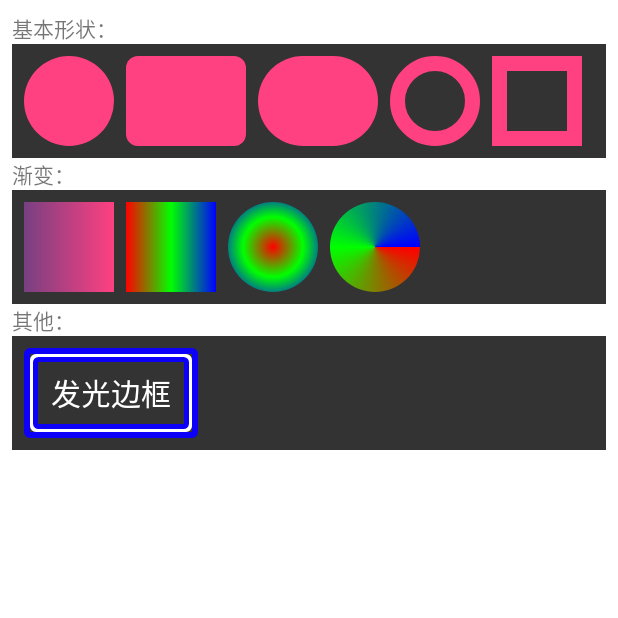
After one commit to sun8829/OdyAndroidStore, an Android app: the ShapeDrawableActivity screen opened directly, with no data from a screen before it, on a phone screen of 412 x 824 dp, the top half of it. The commit adds this screen. Run offline under Robolectric (Android 15) with nearby library versions, the phone set to English and light mode, and no system bars; libraries missing offline, so code that uses them is left out: com.jaeger.library; 1 statement that could not run was skipped.

Commit message:
增加ShapeDrawable

```diff
--- a/app/src/main/AndroidManifest.xml
+++ b/app/src/main/AndroidManifest.xml
@@ -26,6 +26,10 @@
         <activity
             android:name=".coordinator.CoordinatorActivity"
             android:theme="@style/AppTheme.NoActionBar" />
+        <activity
+            android:name=".coordinator.CoordinatorNewActivity"
+            android:theme="@style/AppTheme.NoActionBar" />
+        <activity android:name=".drawable.ShapeDrawableActivity"></activity>
     </application>
 
 </manifest>
--- /dev/null
+++ b/app/src/main/java/com/huaye/odyandroidstore/drawable/ShapeDrawableActivity.java
@@ -0,0 +1,18 @@
+package com.huaye.odyandroidstore.drawable;
+
+import com.huaye.odyandroidstore.R;
+import com.huaye.odyandroidstore.base.BaseActivity;
+
+public class ShapeDrawableActivity extends BaseActivity {
+
+    @Override
+    protected int bindLayout() {
+        return R.layout.activity_shape_drawable;
+    }
+
+    @Override
+    protected void initView() {
+
+    }
+
+}
--- /dev/null
+++ b/app/src/main/res/drawable/shape_circle.xml
@@ -0,0 +1,9 @@
+<?xml version="1.0" encoding="utf-8"?>
+<shape xmlns:android="http://schemas.android.com/apk/res/android"
+    android:shape="oval">
+    <size
+        android:width="@dimen/shape_height"
+        android:height="@dimen/shape_height" />
+    <solid android:color="@color/colorAccent" />
+
+</shape>
--- /dev/null
+++ b/app/src/main/res/drawable/shape_corner.xml
@@ -0,0 +1,9 @@
+<?xml version="1.0" encoding="utf-8"?>
+<shape xmlns:android="http://schemas.android.com/apk/res/android">
+
+    <corners android:radius="8dp" />
+    <size
+        android:width="@dimen/shape_width"
+        android:height="@dimen/shape_height" />
+    <solid android:color="@color/colorAccent" />
+</shape>
--- /dev/null
+++ b/app/src/main/res/drawable/shape_cylinder.xml
@@ -0,0 +1,9 @@
+<?xml version="1.0" encoding="utf-8"?>
+<shape xmlns:android="http://schemas.android.com/apk/res/android">
+
+    <solid android:color="@color/colorAccent" />
+    <size
+        android:width="@dimen/shape_width"
+        android:height="@dimen/shape_height" />
+    <corners android:radius="40dp" />
+</shape>
--- /dev/null
+++ b/app/src/main/res/drawable/shape_glow.xml
@@ -0,0 +1,41 @@
+<?xml version="1.0" encoding="utf-8"?>
+<layer-list xmlns:android="http://schemas.android.com/apk/res/android">
+
+    <item>
+        <shape>
+            <stroke
+                android:width="4dp"
+                android:color="#0C00F9" />
+            <corners android:radius="2dp" />
+        </shape>
+    </item>
+
+    <item
+        android:bottom="4dp"
+        android:left="4dp"
+        android:right="4dp"
+        android:top="4dp">
+        <shape>
+            <stroke
+                android:width="4dp"
+                android:color="#FFF" />
+
+            <corners android:radius="2dp" />
+        </shape>
+    </item>
+
+    <item
+        android:bottom="6dp"
+        android:left="6dp"
+        android:right="6dp"
+        android:top="6dp">
+        <shape>
+            <stroke
+                android:width="3dp"
+                android:color="#0C00F9" />
+
+            <corners android:radius="2dp" />
+        </shape>
+    </item>
+
+</layer-list>
--- /dev/null
+++ b/app/src/main/res/drawable/shape_gradient0.xml
@@ -0,0 +1,7 @@
+<?xml version="1.0" encoding="utf-8"?>
+<shape xmlns:android="http://schemas.android.com/apk/res/android">
+    <gradient
+        android:endColor="@color/colorAccent"
+        android:startColor="#774081"
+        android:type="linear" />
+</shape>
--- /dev/null
+++ b/app/src/main/res/drawable/shape_gradient1.xml
@@ -0,0 +1,8 @@
+<?xml version="1.0" encoding="utf-8"?>
+<shape xmlns:android="http://schemas.android.com/apk/res/android">
+    <gradient
+        android:centerColor="#00ff00"
+        android:endColor="#0000ff"
+        android:startColor="#ff0000"
+        android:type="linear" />
+</shape>
--- /dev/null
+++ b/app/src/main/res/drawable/shape_gradient2.xml
@@ -0,0 +1,11 @@
+<?xml version="1.0" encoding="utf-8"?>
+<shape xmlns:android="http://schemas.android.com/apk/res/android"
+    android:shape="oval">
+    <gradient
+        android:centerColor="#00ff00"
+        android:endColor="#0000ff"
+        android:gradientRadius="40dp"
+        android:startColor="#ff0000"
+        android:type="radial" />
+
+</shape>
--- /dev/null
+++ b/app/src/main/res/drawable/shape_gradient3.xml
@@ -0,0 +1,9 @@
+<?xml version="1.0" encoding="utf-8"?>
+<shape xmlns:android="http://schemas.android.com/apk/res/android"
+    android:shape="oval">
+    <gradient
+        android:centerColor="#00ff00"
+        android:endColor="#0000ff"
+        android:startColor="#ff0000"
+        android:type="sweep" />
+</shape>
--- /dev/null
+++ b/app/src/main/res/drawable/shape_rec_stroke.xml
@@ -0,0 +1,10 @@
+<?xml version="1.0" encoding="utf-8"?>
+<shape xmlns:android="http://schemas.android.com/apk/res/android">
+
+    <size
+        android:width="@dimen/shape_height"
+        android:height="@dimen/shape_height" />
+    <stroke
+        android:width="10dp"
+        android:color="@color/colorAccent" />
+</shape>
--- /dev/null
+++ b/app/src/main/res/drawable/shape_ring.xml
@@ -0,0 +1,11 @@
+<?xml version="1.0" encoding="utf-8"?>
+<shape xmlns:android="http://schemas.android.com/apk/res/android"
+    android:shape="oval">
+
+    <size
+        android:width="@dimen/shape_height"
+        android:height="@dimen/shape_height" />
+    <stroke
+        android:width="10dp"
+        android:color="@color/colorAccent" />
+</shape>
--- /dev/null
+++ b/app/src/main/res/layout/activity_shape_drawable.xml
@@ -0,0 +1,140 @@
+<?xml version="1.0" encoding="utf-8"?>
+<LinearLayout xmlns:android="http://schemas.android.com/apk/res/android"
+    xmlns:tools="http://schemas.android.com/tools"
+    android:id="@+id/activity_shape_drawable"
+    android:layout_width="match_parent"
+    android:layout_height="match_parent"
+    android:background="@color/white"
+    android:orientation="vertical"
+    android:padding="8dp"
+    tools:context="com.huaye.odyandroidstore.drawable.ShapeDrawableActivity">
+
+    <TextView
+        android:layout_width="wrap_content"
+        android:layout_height="wrap_content"
+        android:text="基本形状：" />
+
+    <HorizontalScrollView
+        android:layout_width="match_parent"
+        android:layout_height="wrap_content"
+        android:background="#333">
+
+        <LinearLayout
+            android:layout_width="match_parent"
+            android:layout_height="wrap_content"
+            android:layout_margin="8dp"
+            android:orientation="horizontal">
+
+            <TextView
+                android:layout_width="@dimen/shape_height"
+                android:layout_height="@dimen/shape_height"
+                android:background="@drawable/shape_circle"
+                android:gravity="center"
+                android:textSize="20sp" />
+
+            <TextView
+                android:layout_width="@dimen/shape_width"
+                android:layout_height="@dimen/shape_height"
+                android:layout_marginLeft="8dp"
+                android:background="@drawable/shape_corner"
+                android:gravity="center"
+                android:textSize="20sp" />
+
+            <TextView
+                android:layout_width="wrap_content"
+                android:layout_height="wrap_content"
+                android:layout_marginLeft="8dp"
+                android:background="@drawable/shape_cylinder"
+                android:gravity="center"
+                android:textColor="@color/white"
+                android:textSize="20sp" />
+
+            <View
+                android:layout_width="@dimen/shape_height"
+                android:layout_height="@dimen/shape_height"
+                android:layout_marginLeft="8dp"
+                android:background="@drawable/shape_ring" />
+
+            <View
+                android:layout_width="@dimen/shape_height"
+                android:layout_height="@dimen/shape_height"
+                android:layout_marginLeft="8dp"
+                android:background="@drawable/shape_rec_stroke" />
+
+            <Space
+                android:layout_width="10dp"
+                android:layout_height="match_parent" />
+        </LinearLayout>
+    </HorizontalScrollView>
+
+    <TextView
+        android:layout_width="wrap_content"
+        android:layout_height="wrap_content"
+        android:text="渐变：" />
+
+    <HorizontalScrollView
+        android:layout_width="match_parent"
+        android:layout_height="wrap_content"
+        android:background="#333">
+
+        <LinearLayout
+            android:layout_width="match_parent"
+            android:layout_height="wrap_content"
+            android:layout_margin="8dp"
+            android:orientation="horizontal">
+
+            <View
+                android:layout_width="@dimen/shape_height"
+                android:layout_height="@dimen/shape_height"
+                android:background="@drawable/shape_gradient0" />
+
+            <View
+                android:layout_width="@dimen/shape_height"
+                android:layout_height="@dimen/shape_height"
+                android:layout_marginLeft="8dp"
+                android:background="@drawable/shape_gradient1" />
+
+            <View
+                android:layout_width="@dimen/shape_height"
+                android:layout_height="@dimen/shape_height"
+                android:layout_marginLeft="8dp"
+                android:background="@drawable/shape_gradient2" />
+
+            <View
+                android:layout_width="@dimen/shape_height"
+                android:layout_height="@dimen/shape_height"
+                android:layout_marginLeft="8dp"
+                android:background="@drawable/shape_gradient3" />
+        </LinearLayout>
+    </HorizontalScrollView>
+
+    <TextView
+        android:layout_width="wrap_content"
+        android:layout_height="wrap_content"
+        android:text="其他：" />
+
+    <HorizontalScrollView
+        android:layout_width="match_parent"
+        android:layout_height="wrap_content"
+        android:background="#333">
+
+        <LinearLayout
+            android:layout_width="match_parent"
+            android:layout_height="wrap_content"
+            android:layout_margin="8dp"
+            android:orientation="horizontal">
+
+            <TextView
+                android:layout_width="wrap_content"
+                android:layout_height="@dimen/shape_height"
+                android:background="@drawable/shape_glow"
+                android:gravity="center"
+                android:paddingLeft="18dp"
+                android:paddingRight="18dp"
+                android:text="发光边框"
+                android:textColor="#FFF"
+                android:textSize="20sp" />
+        </LinearLayout>
+    </HorizontalScrollView>
+
+</LinearLayout>
--- a/app/src/main/res/values/dimens.xml
+++ b/app/src/main/res/values/dimens.xml
@@ -6,6 +6,8 @@
     <dimen name="fab_margin">16dp</dimen>
     <dimen name="image_final_width">32dp</dimen>
     <dimen name="spacing_normal">16dp</dimen>
-    <dimen name="image_width">120dp</dimen>
-    <dimen name="title_margin">20dp</dimen>
+    <dimen name="image_width">80dp</dimen>
+    <dimen name="title_margin">80dp</dimen>
+    <dimen name="shape_width">80dp</dimen>
+    <dimen name="shape_height">60dp</dimen>
 </resources>
```
Also changed, not shown: app/src/main/java/com/huaye/odyandroidstore/coordinator/CoordinatorNewActivity.java (added, +38 -0 lines), app/src/main/java/com/huaye/odyandroidstore/main/LibraryFragment.java (+9 -2 lines), app/src/main/res/layout/activity_coordinator.xml (+5 -6 lines), app/src/main/res/layout/activity_coordinator_new.xml (added, +96 -0 lines), app/src/main/res/values/styles.xml (+6 -2 lines).
